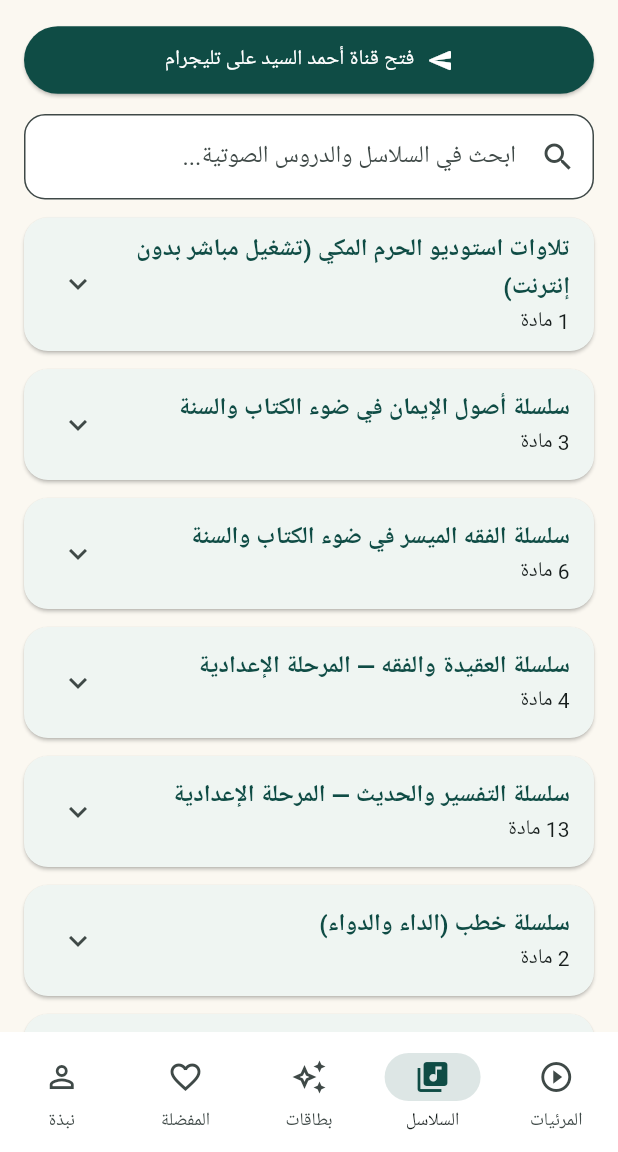
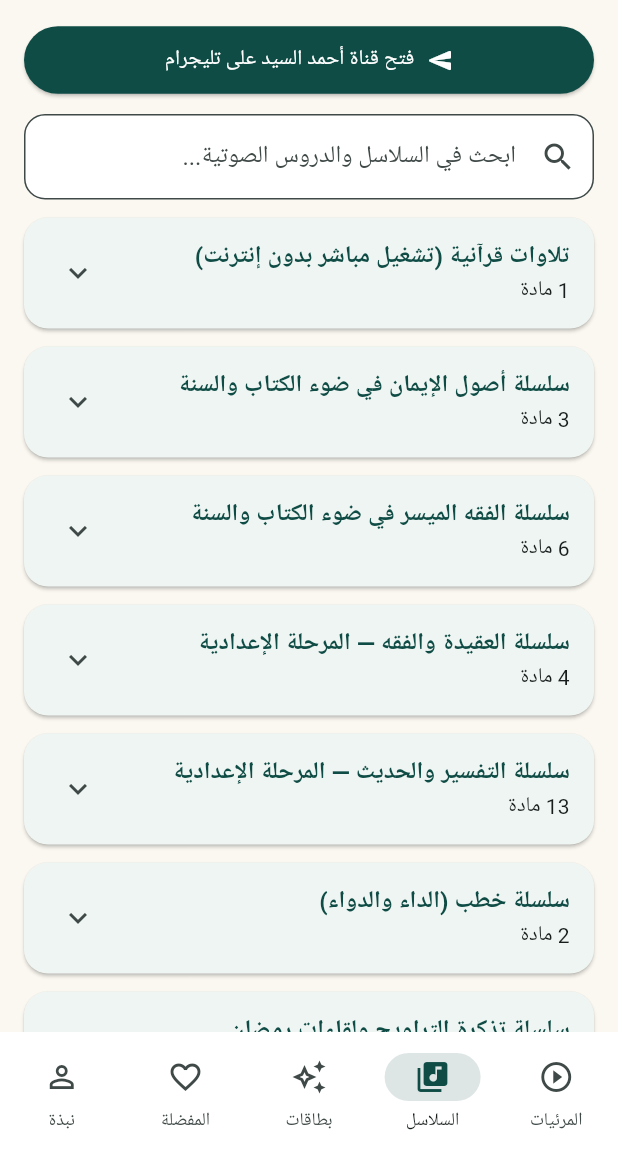
Before and after one commit to ahmedelsayed28/ahmed-elsayed-dawah, a Flutter app: the screen it shows after launch, item 2 of the bottom bar chosen, on a phone screen of 412 x 824 dp, the part 84-1236 px from its top. Run offline on Flutter 3.47's test engine with Material 3 defaults, Android fonts, the phone set to English and light mode, and no system bars; our stand-ins replace audioplayers, package_info_plus, shared_preferences, webview_flutter; missing offline and left inert: webview_flutter_android; network calls fail.

Commit message:
fix: remove Haram/studio wording from Fajriyat title (1.0.4+5)

```diff
--- a/mobile/lib/main.dart
+++ b/mobile/lib/main.dart
@@ -182,13 +182,13 @@ const _curatedVideos = <DawahVideo>[
 
 const _telegramSeries = <LessonSeries>[
   LessonSeries(
-    title: 'تلاوات استوديو الحرم المكي (تشغيل مباشر بدون إنترنت)',
+    title: 'تلاوات قرآنية (تشغيل مباشر بدون إنترنت)',
     lessons: [
       TelegramLesson(
         msgId: 14,
         duration: '02:15',
-        type: 'صوت استوديو',
-        title: 'فجريات هادئة — جودة الحرم المكي',
+        type: 'تلاوة صوتية',
+        title: 'فجريات هادئة',
         assetAudioPath: 'audio/fajriyat_haram_pro.mp3',
       ),
     ],
--- a/mobile/pubspec.yaml
+++ b/mobile/pubspec.yaml
@@ -16,7 +16,7 @@ publish_to: 'none' # Remove this line if you wish to publish to pub.dev
 # https://developer.apple.com/library/archive/documentation/General/Reference/InfoPlistKeyReference/Articles/CoreFoundationKeys.html
 # In Windows, build-name is used as the major, minor, and patch parts
 # of the product and file versions while build-number is used as the build suffix.
-version: 1.0.3+4
+version: 1.0.4+5
 
 environment:
   sdk: ^3.12.2
```
Also changed, not shown: 1 other file.
